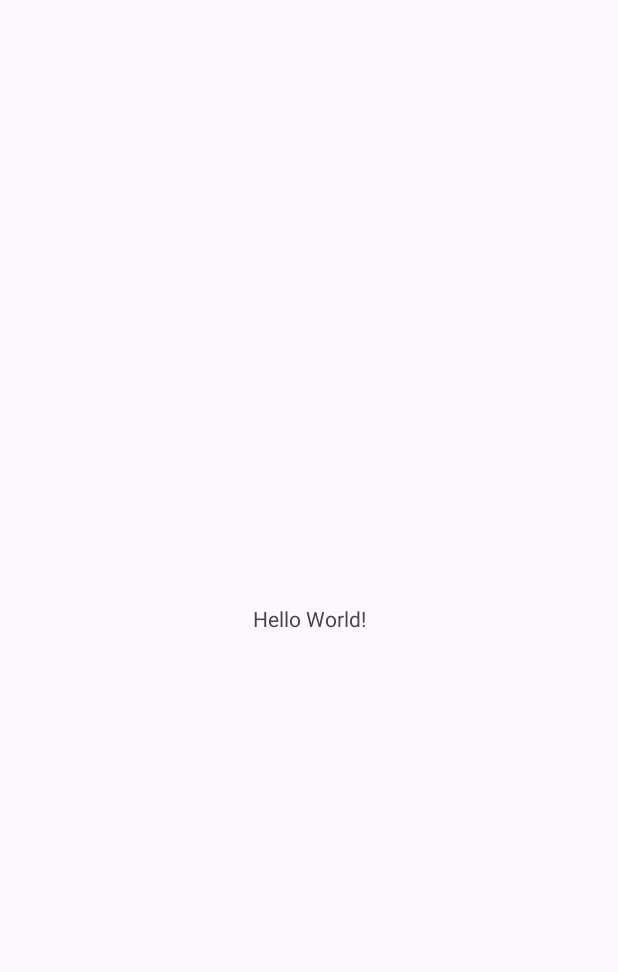
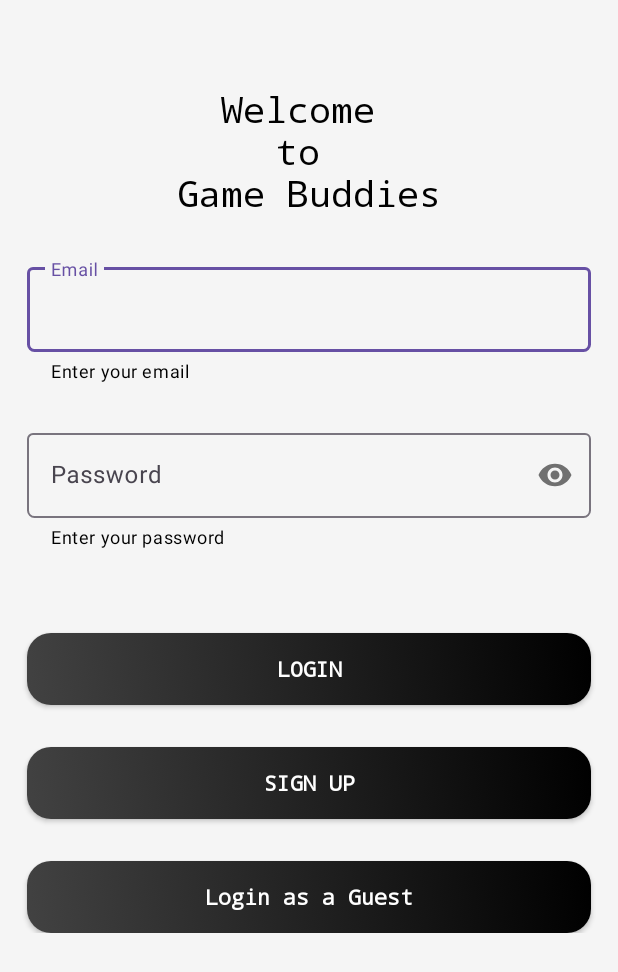
Before and after one commit to Amlan101/Game-Buddies, an Android app: the screen it shows after launch (MainActivity before the commit, LoginActivity after it), on a phone screen of 412 x 824 dp. Before the commit the part shown is almost empty. Shown: the top 972 px of the screen. Run offline under Robolectric (Android 15) with nearby library versions, the phone set to English and light mode, and no system bars; our stand-ins replace Firebase (no records; nobody signed in at launch, a user with empty details on screens opened directly).

Commit message:
Implemented Firebase Authentication

```diff
--- a/app/build.gradle.kts
+++ b/app/build.gradle.kts
@@ -35,6 +35,9 @@ android {
     }
     kotlinOptions {
         jvmTarget = "1.8"
+    }
+    buildFeatures{
+        viewBinding = true
     }
 }
 
--- /dev/null
+++ b/app/src/main/java/com/example/gamebuddies/presentation/LoginActivity.kt
@@ -0,0 +1,93 @@
+package com.example.gamebuddies.presentation
+
+import android.content.Intent
+import android.os.Bundle
+import android.util.Log
+import android.widget.Toast
+import androidx.appcompat.app.AppCompatActivity
+import com.example.gamebuddies.databinding.ActivityLoginBinding
+import com.google.firebase.auth.FirebaseAuth
+
+class LoginActivity : AppCompatActivity() {
+
+    private lateinit var binding: ActivityLoginBinding
+    private lateinit var auth: FirebaseAuth
+
+    override fun onCreate(savedInstanceState: Bundle?) {
+        super.onCreate(savedInstanceState)
+        binding = ActivityLoginBinding.inflate(layoutInflater)
+        setContentView(binding.root)
+
+        auth = FirebaseAuth.getInstance()
+
+
+        val email = binding.inputEmail.toString().trim()
+        val password = binding.inputPassword.toString().trim()
+
+
+        binding.loginButton.setOnClickListener {
+            if(email.isNotEmpty() && password.isNotEmpty()) loginUser(email, password)
+            else{
+                Toast.makeText(this, "Please enter all fields", Toast.LENGTH_SHORT).show()
+            }
+        }
+
+        binding.signUpButton.setOnClickListener {
+            if(email.isNotEmpty() && password.isNotEmpty()) registerUser(email, password)
+            else{
+                Toast.makeText(this, "Please enter all fields", Toast.LENGTH_SHORT).show()
+            }
+        }
+
+        binding.guestButton.setOnClickListener {
+            signInAnonymously()
+        }
+
+
+    }
+
+    private fun signInAnonymously() {
+        auth.signInAnonymously()
+            .addOnCompleteListener(this) { task ->
+                if (task.isSuccessful) {
+                    Log.d("Authentication", "signInAnonymously:success")
+                    val intent = Intent(this, MainActivity::class.java)
+                    startActivity(intent)
+                    finish()
+                } else {
+                    Log.w("Authentication", "signInAnonymously:failure", task.exception)
+                    Toast.makeText(baseContext, "Authentication failed.",
+                        Toast.LENGTH_SHORT).show()
+                }
+            }
+    }
+
+    // Sign up Logic
+    private fun registerUser(email: String, password: String) {
+        auth.createUserWithEmailAndPassword(email, password)
+            .addOnCompleteListener { task ->
+                if(task.isSuccessful){
+                    Toast.makeText(this, "Registration successful!", Toast.LENGTH_SHORT).show()
+                } else {
+                    Toast.makeText(this, "Registration failed!", Toast.LENGTH_SHORT).show()
+                    Log.d("Registration", " Registration failed: ${task.exception?.message}")
+                }
+            }
+    }
+
+    // Login Logic
+    private fun loginUser(email: String, password: String) {
+        auth.signInWithEmailAndPassword(email, password)
+            .addOnCompleteListener { task ->
+                if(task.isSuccessful){
+                    Toast.makeText(this, "Login successful", Toast.LENGTH_SHORT).show()
+                    val intent = Intent(this, MainActivity::class.java)
+                    startActivity(intent)
+
+                } else {
+                    Toast.makeText(this, "Login failed", Toast.LENGTH_SHORT).show()
+                    Log.d("Authentication", " Login failed: ${task.exception?.message}")
+                }
+            }
+    }
+}
--- a/app/src/main/java/com/example/gamebuddies/MainActivity.kt
+++ b/app/src/main/java/com/example/gamebuddies/presentation/MainActivity.kt
@@ -1,10 +1,8 @@
-package com.example.gamebuddies
+package com.example.gamebuddies.presentation
 
 import android.os.Bundle
-import androidx.activity.enableEdgeToEdge
 import androidx.appcompat.app.AppCompatActivity
-import androidx.core.view.ViewCompat
-import androidx.core.view.WindowInsetsCompat
+import com.example.gamebuddies.R
 
 class MainActivity : AppCompatActivity() {
     override fun onCreate(savedInstanceState: Bundle?) {
--- /dev/null
+++ b/app/src/main/res/drawable/button_background.xml
@@ -0,0 +1,11 @@
+<?xml version="1.0" encoding="utf-8"?>
+<selector xmlns:android="http://schemas.android.com/apk/res/android">
+    <item>
+        <shape android:shape="rectangle">
+            <corners android:radius="16dp"/>
+            <gradient android:startColor="@color/dark_grey"
+                android:endColor="@color/black"
+                android:angle="45"/>
+        </shape>
+    </item>
+</selector>
--- /dev/null
+++ b/app/src/main/res/layout/activity_login.xml
@@ -0,0 +1,132 @@
+<?xml version="1.0" encoding="utf-8"?>
+<ScrollView xmlns:android="http://schemas.android.com/apk/res/android"
+    xmlns:tools="http://schemas.android.com/tools"
+    xmlns:app="http://schemas.android.com/apk/res-auto"
+    android:id="@+id/main"
+    android:background="@color/background_grey"
+    android:layout_width="match_parent"
+    android:layout_height="match_parent"
+    tools:context=".presentation.LoginActivity">
+
+    <androidx.constraintlayout.widget.ConstraintLayout
+        android:layout_width="match_parent"
+        android:layout_height="wrap_content"
+        android:background="@color/background_grey">
+
+        <TextView
+            android:id="@+id/welcomeTextView"
+            app:layout_constraintStart_toStartOf="parent"
+            app:layout_constraintEnd_toEndOf="parent"
+            app:layout_constraintTop_toTopOf="parent"
+            android:layout_width="match_parent"
+            android:layout_height="wrap_content"
+            android:text="Welcome \nto \nGame Buddies"
+            android:fontFamily="monospace"
+            android:textColor="@color/black"
+            android:layout_marginTop="56dp"
+            android:textAlignment="center"
+            android:textSize="24sp"/>
+
+        <com.google.android.material.textfield.TextInputLayout
+            android:id="@+id/textInputEmail"
+            android:layout_width="0dp"
+            android:layout_height="wrap_content"
+            android:layout_marginHorizontal="18dp"
+            android:layout_marginTop="28dp"
+            android:hint="Email"
+            app:boxCornerRadiusBottomEnd="5dp"
+            app:boxCornerRadiusBottomStart="5dp"
+            app:helperText="Enter your email"
+            app:helperTextTextColor="@color/black"
+            app:layout_constraintEnd_toEndOf="parent"
+            app:layout_constraintStart_toStartOf="parent"
+            app:layout_constraintTop_toBottomOf="@id/welcomeTextView">
+
+            <com.google.android.material.textfield.TextInputEditText
+                android:id="@+id/inputEmail"
+                android:layout_width="match_parent"
+                android:layout_height="wrap_content"
+                android:inputType="textEmailAddress"
+                android:maxLines="1"
+                android:textAlignment="viewStart"
+                android:textColor="@color/black" />
+        </com.google.android.material.textfield.TextInputLayout>
+
+        <com.google.android.material.textfield.TextInputLayout
+            android:id="@+id/passwordContainer"
+            android:layout_width="0dp"
+            android:layout_height="wrap_content"
+            android:layout_marginHorizontal="18dp"
+            android:layout_marginTop="28dp"
+            android:hint="Password"
+            app:boxCornerRadiusBottomEnd="5dp"
+            app:boxCornerRadiusBottomStart="5dp"
+            app:helperText="Enter your password"
+            app:helperTextTextColor="@color/black"
+            app:layout_constraintEnd_toEndOf="parent"
+            app:layout_constraintStart_toStartOf="parent"
+            app:layout_constraintTop_toBottomOf="@id/textInputEmail"
+            app:passwordToggleEnabled="true">
+
+            <com.google.android.material.textfield.TextInputEditText
+                android:id="@+id/inputPassword"
+                android:layout_width="match_parent"
+                android:layout_height="wrap_content"
+                android:inputType="textPassword"
+                android:maxLines="1"
+                android:textAlignment="viewStart"
+                android:textColor="@color/black" />
+        </com.google.android.material.textfield.TextInputLayout>
+
+        <androidx.appcompat.widget.AppCompatButton
+            android:id="@+id/loginButton"
+            android:layout_width="0dp"
+            android:layout_height="wrap_content"
+            android:layout_marginHorizontal="18dp"
+            android:layout_marginTop="56dp"
+            android:background="@drawable/button_background"
+            android:fontFamily="monospace"
+            android:text="login"
+            android:textColor="@android:color/white"
+            android:textStyle="bold"
+            app:layout_constraintEnd_toEndOf="parent"
+            app:layout_constraintStart_toStartOf="parent"
+            app:layout_constraintTop_toBottomOf="@id/passwordContainer"
+            app:layout_constraintWidth_default="spread" />
+
+        <androidx.appcompat.widget.AppCompatButton
+            android:id="@+id/signUpButton"
+            android:layout_width="0dp"
+            android:layout_height="wrap_content"
+            android:layout_marginHorizontal="18dp"
+            android:layout_marginTop="28dp"
+            android:background="@drawable/button_background"
+            android:fontFamily="monospace"
+            android:text="Sign Up"
+            android:textColor="@android:color/white"
+            android:textStyle="bold"
+            app:layout_constraintEnd_toEndOf="parent"
+            app:layout_constraintStart_toStartOf="parent"
+            app:layout_constraintTop_toBottomOf="@id/loginButton"
+            app:layout_constraintWidth_default="spread" />
+
+        <androidx.appcompat.widget.AppCompatButton
+            android:id="@+id/guestButton"
+            android:layout_width="0dp"
+            android:layout_height="wrap_content"
+            android:layout_marginHorizontal="18dp"
+            android:layout_marginTop="28dp"
+            android:background="@drawable/button_background"
+            android:fontFamily="monospace"
+            android:text="Login as a Guest"
+            android:textAllCaps="false"
+            android:textColor="@android:color/white"
+            android:textStyle="bold"
+            app:layout_constraintEnd_toEndOf="parent"
+            app:layout_constraintStart_toStartOf="parent"
+            app:layout_constraintTop_toBottomOf="@id/signUpButton"
+            app:layout_constraintWidth_default="spread" />
+
+    </androidx.constraintlayout.widget.ConstraintLayout>
+
+</ScrollView>
--- a/app/src/main/res/layout/activity_main.xml
+++ b/app/src/main/res/layout/activity_main.xml
@@ -5,12 +5,12 @@
     android:id="@+id/main"
     android:layout_width="match_parent"
     android:layout_height="match_parent"
-    tools:context=".MainActivity">
+    tools:context=".presentation.MainActivity">
 
     <TextView
         android:layout_width="wrap_content"
         android:layout_height="wrap_content"
-        android:text="Hello World!"
+        android:text="Video Call SDK"
         app:layout_constraintBottom_toBottomOf="parent"
         app:layout_constraintEnd_toEndOf="parent"
         app:layout_constraintStart_toStartOf="parent"
--- a/app/src/main/res/values-night/themes.xml
+++ /dev/null
@@ -1,7 +0,0 @@
-<resources xmlns:tools="http://schemas.android.com/tools">
-    <!-- Base application theme. -->
-    <style name="Base.Theme.GameBuddies" parent="Theme.Material3.DayNight.NoActionBar">
-        <!-- Customize your dark theme here. -->
-        <!-- <item name="colorPrimary">@color/my_dark_primary</item> -->
-    </style>
-</resources>
--- a/app/src/main/res/values/colors.xml
+++ b/app/src/main/res/values/colors.xml
@@ -2,4 +2,7 @@
 <resources>
     <color name="black">#FF000000</color>
     <color name="white">#FFFFFFFF</color>
+    <color name="dark_grey">#424242</color> <!-- Dark grey -->
+    <color name="light_grey">#BDBDBD</color> <!-- Light grey -->
+    <color name="background_grey">#F5F5F5</color> <!-- Background grey -->
 </resources>
```
Also changed, not shown: app/src/main/AndroidManifest.xml (+18 -1 lines), app/src/main/java/com/example/gamebuddies/presentation/VideoCallActivity.kt (added, +23 -0 lines), app/src/main/res/layout/activity_video_call.xml (added, +29 -0 lines).
